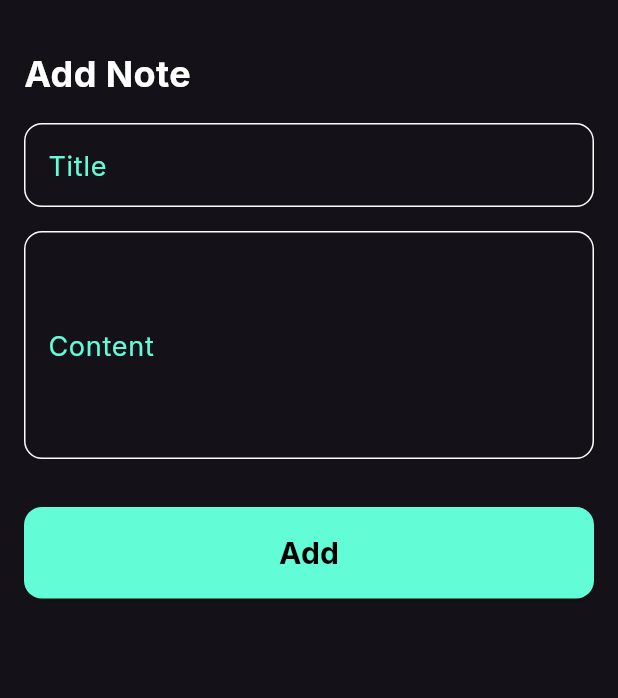
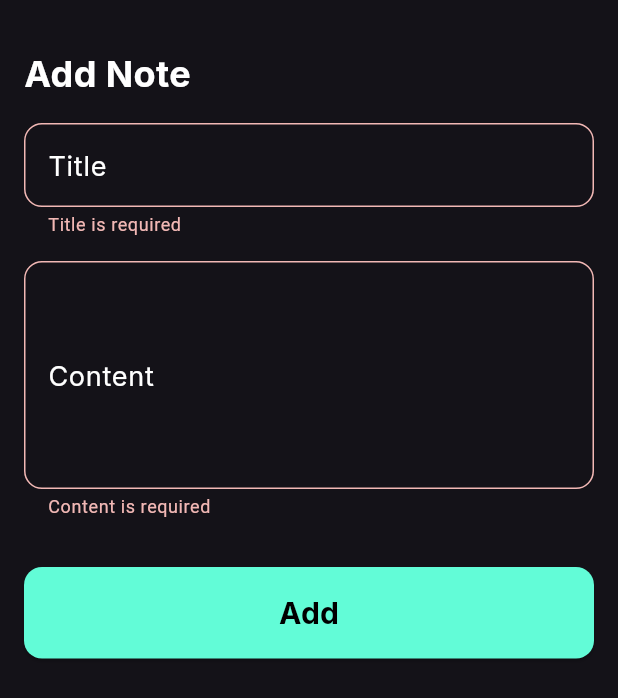
Before and after one commit to kareemezzat25/notes_app, a Flutter app: the AddNoteBottomSheet widget shown alone on an empty page, opened directly, after a tap on "Add", on a phone screen of 412 x 824 dp. Shown: the top 698 px of the screen. Run offline on Flutter 3.47's test engine with Material 3 defaults, Android fonts, the phone set to English and light mode, and no system bars; our stand-ins replace bloc, flutter_bloc, google_fonts, hive, hive_flutter; accounts and stored records are empty.

Commit message:
Create notes

```diff
--- /dev/null
+++ b/lib/cubits/create_note/create_notes_states.dart
@@ -0,0 +1,12 @@
+abstract class CreateNoteStates {}
+
+class CreateNoteInitial extends CreateNoteStates {}
+
+class CreateNoteLoading extends CreateNoteStates {}
+
+class CreateNoteSuccess extends CreateNoteStates {}
+
+class CreateNoteFailure extends CreateNoteStates {
+  String? message;
+  CreateNoteFailure({this.message});
+}
--- /dev/null
+++ b/lib/models/note_model.dart
@@ -0,0 +1,18 @@
+import 'package:hive/hive.dart';
+part 'note_model.g.dart';
+
+@HiveType(typeId: 0)
+class NoteModel extends HiveObject {
+  @HiveField(0)
+  String titleNote;
+  @HiveField(1)
+  String content;
+  @HiveField(2)
+  String date;
+
+  NoteModel({
+    required this.titleNote,
+    required this.content,
+    required this.date,
+  });
+}
--- a/lib/views/notes_view.dart
+++ b/lib/views/notes_view.dart
@@ -1,5 +1,4 @@
 import 'package:flutter/material.dart';
-import 'package:google_fonts/google_fonts.dart';
 import 'package:notes_app/core/resources/app_colors.dart';
 import 'package:notes_app/widgets/addnote_bottom_sheet.dart';
 import 'package:notes_app/widgets/custom_appbar.dart';
--- a/lib/widgets/addnote_bottom_sheet.dart
+++ b/lib/widgets/addnote_bottom_sheet.dart
@@ -1,37 +1,90 @@
 import 'package:flutter/material.dart';
+import 'package:flutter_bloc/flutter_bloc.dart';
 import 'package:google_fonts/google_fonts.dart';
 import 'package:notes_app/core/resources/app_colors.dart';
-
-import 'package:notes_app/widgets/custom_button.dart';
-
-import 'package:notes_app/widgets/custom_text_field.dart';
+import 'package:notes_app/cubits/create_note/create_note_cubit.dart';
+import 'package:notes_app/cubits/create_note/create_notes_states.dart';
+import 'package:notes_app/widgets/bottom_sheet_body.dart';
 
 class AddNoteBottomSheet extends StatelessWidget {
   const AddNoteBottomSheet({super.key});
 
   @override
   Widget build(BuildContext context) {
-    return Padding(
-      padding: const EdgeInsets.symmetric(horizontal: 16.0),
-      child: Column(
-        crossAxisAlignment: CrossAxisAlignment.start,
-        children: [
-          SizedBox(height: 32),
-          Text(
-            "Add Note",
+    return BlocProvider(
+      create: (context) => CreateNoteCubit(),
+      child: BlocConsumer<CreateNoteCubit, CreateNoteStates>(
+        listener: (context, state) {
+          if (state is CreateNoteLoading) {
+            showDialog(
+              context: context,
+              builder: (context) {
+                return Center(
+                  child: AlertDialog(
+                    backgroundColor: Colors.transparent,
+                    title: CircularProgressIndicator(
+                      color: AppColors.textFieldColor,
+                    ),
+                  ),
+                );
+              },
+            );
+          }
+          if (state is CreateNoteSuccess) {
+            Navigator.pop(context);
+            Navigator.pop(context);
+            ScaffoldMessenger.of(context).showSnackBar(
+              SnackBar(
+                backgroundColor: Colors.green,
+                content: Text(
+                  'Creates Note Successfully',
                   style: GoogleFonts.inter(
-              fontSize: 24,
+                    fontSize: 16,
                     fontWeight: FontWeight.bold,
                     color: AppColors.whiteColor,
                   ),
                 ),
-          SizedBox(height: 16),
-          CustomTextField(labelText: "Title"),
-          SizedBox(height: 16),
-          CustomTextField(labelText: "Content", maxLines: 5),
-          SizedBox(height: 32),
-          CustomButton(),
+                duration: Duration(seconds: 2),
+              ),
+            );
+          }
+          if (state is CreateNoteFailure) {
+            showDialog(
+              context: context,
+              builder: (context) {
+                return AlertDialog(
+                  title: Text(
+                    "Error",
+                    style: GoogleFonts.inter(
+                      fontSize: 20,
+                      fontWeight: FontWeight.bold,
+                      color: AppColors.textFieldColor,
+                    ),
+                  ),
+                  content: Text(
+                    state.message!,
+                    style: GoogleFonts.inter(
+                      fontSize: 16,
+                      color: AppColors.primaryColor,
+                      fontWeight: FontWeight.w600,
+                    ),
+                  ),
+                  actions: [
+                    ElevatedButton(
+                      onPressed: () {
+                        Navigator.pop(context);
+                      },
+                      child: Text("Ok"),
+                    ),
                   ],
+                );
+              },
+            );
+          }
+        },
+        builder: (context, state) {
+          return BottomSheetBody();
+        },
       ),
     );
   }
--- /dev/null
+++ b/lib/widgets/bottom_sheet_body.dart
@@ -0,0 +1,75 @@
+import 'dart:developer';
+
+import 'package:flutter/material.dart';
+import 'package:flutter_bloc/flutter_bloc.dart';
+import 'package:google_fonts/google_fonts.dart';
+import 'package:notes_app/core/resources/app_colors.dart';
+import 'package:notes_app/cubits/create_note/create_note_cubit.dart';
+import 'package:notes_app/models/note_model.dart';
+import 'package:notes_app/widgets/custom_button.dart';
+import 'package:notes_app/widgets/custom_textForm_field.dart';
+
+class BottomSheetBody extends StatefulWidget {
+  const BottomSheetBody({super.key});
+
+  @override
+  State<BottomSheetBody> createState() => _BottomSheetBodyState();
+}
+
+class _BottomSheetBodyState extends State<BottomSheetBody> {
+  TextEditingController titleController = TextEditingController();
+
+  TextEditingController contentController = TextEditingController();
+
+  GlobalKey<FormState> formKey = GlobalKey();
+
+  @override
+  Widget build(BuildContext context) {
+    return Padding(
+      padding: const EdgeInsets.symmetric(horizontal: 16.0),
+      child: Form(
+        key: formKey,
+        child: Column(
+          crossAxisAlignment: CrossAxisAlignment.start,
+          children: [
+            SizedBox(height: 32),
+            Text(
+              "Add Note",
+              style: GoogleFonts.inter(
+                fontSize: 24,
+                fontWeight: FontWeight.bold,
+                color: AppColors.whiteColor,
+              ),
+            ),
+            SizedBox(height: 16),
+            CustomTextFormField(
+              labelText: "Title",
+              controller: titleController,
+            ),
+            SizedBox(height: 16),
+            CustomTextFormField(
+              labelText: "Content",
+              maxLines: 5,
+              controller: contentController,
+            ),
+            SizedBox(height: 32),
+            CustomButton(
+              onTap: () {
+                if (formKey.currentState!.validate()) {
+                  BlocProvider.of<CreateNoteCubit>(context).createNote(
+                    NoteModel(
+                      titleNote: titleController.text,
+                      content: contentController.text,
+                      date: DateTime.now().toString(),
+                    ),
+                  );
+                  log("Added");
+                }
+              },
+            ),
+          ],
+        ),
+      ),
+    );
+  }
+}
--- a/lib/widgets/custom_button.dart
+++ b/lib/widgets/custom_button.dart
@@ -3,12 +3,13 @@ import 'package:google_fonts/google_fonts.dart';
 import 'package:notes_app/core/resources/app_colors.dart';
 
 class CustomButton extends StatelessWidget {
-  const CustomButton({super.key});
+  CustomButton({super.key, this.onTap});
+  Function()? onTap;
 
   @override
   Widget build(BuildContext context) {
     return ElevatedButton(
-      onPressed: () {},
+      onPressed: onTap,
       style: ElevatedButton.styleFrom(
         backgroundColor: AppColors.textFieldColor,
         shape: RoundedRectangleBorder(
--- a/lib/widgets/custom_text_field.dart
+++ b/lib/widgets/custom_textForm_field.dart
@@ -2,25 +2,34 @@ import 'package:flutter/material.dart';
 import 'package:google_fonts/google_fonts.dart';
 import 'package:notes_app/core/resources/app_colors.dart';
 
-class CustomTextField extends StatelessWidget {
+class CustomTextFormField extends StatelessWidget {
   final String labelText;
   final int? maxLines;
-  const CustomTextField({
+  TextEditingController controller;
+  CustomTextFormField({
     super.key,
     required this.labelText,
     this.maxLines = 1,
+    required this.controller,
   });
 
   @override
   Widget build(BuildContext context) {
-    return TextField(
+    return TextFormField(
+      validator: (value) {
+        if (value == null || value.isEmpty) {
+          return "$labelText is required";
+        }
+        return null;
+      },
+      controller: controller,
       maxLines: maxLines,
       decoration: InputDecoration(
         labelText: labelText,
 
         labelStyle: GoogleFonts.inter(
           fontSize: 18,
-          color: AppColors.textFieldColor,
+          color: AppColors.whiteColor,
         ),
         border: outlineBorder(),
         focusedBorder: outlineBorder(),
--- a/pubspec.yaml
+++ b/pubspec.yaml
@@ -35,6 +35,10 @@ dependencies:
   # Use with the CupertinoIcons class for iOS style icons.
   cupertino_icons: ^1.0.8
   google_fonts: ^6.2.1
+  hive: ^2.2.3
+  hive_flutter: ^1.1.0
+  bloc: ^9.0.0
+  flutter_bloc: ^9.1.1
 
 dev_dependencies:
   flutter_test:
@@ -46,6 +50,8 @@ dev_dependencies:
   # package. See that file for information about deactivating specific lint
   # rules and activating additional ones.
   flutter_lints: ^5.0.0
+  build_runner: ^2.5.3
+  hive_generator: ^2.0.1
 
 # For information on the generic Dart part of this file, see the
 # following page: https://dart.dev/tools/pub/pubspec
```
Also changed, not shown: lib/bloc_observer.dart (added, +27 -0 lines), lib/cubits/create_note/create_note_cubit.dart (added, +19 -0 lines), lib/main.dart (+11 -1 lines), lib/widgets/editnote_body.dart (+28 -8 lines), lib/models/note_model.g.dart (added), pubspec.lock. Lines whose indentation alone changed are shown as unchanged.
